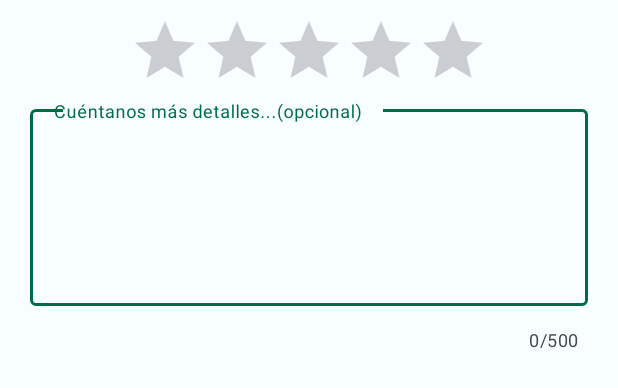
After one commit to bdmariobd/MercadonaFanClub-Androidapp, an Android app: the layout fragment_rating.xml on its own in the app's theme, with its tools: preview values and no code run, on a phone screen of 412 x 824 dp. The commit adds this screen. Shown: the top 388 px of the screen. Run offline under Robolectric (Android 15) with nearby library versions, the phone set to English and light mode, and no system bars.

Commit message:
rating wip

```diff
--- a/app/build.gradle
+++ b/app/build.gradle
@@ -50,4 +50,5 @@ dependencies {
     implementation 'com.firebaseui:firebase-ui-auth:8.0.2'
     implementation 'com.squareup.picasso:picasso:2.71828'
     implementation 'com.google.android.gms:play-services-code-scanner:16.1.0'
+    implementation("com.google.firebase:firebase-firestore")
 }
--- /dev/null
+++ b/app/src/main/res/drawable/baseline_star_rate_24.xml
@@ -0,0 +1,5 @@
+<vector android:height="24dp" android:tint="#000000"
+    android:viewportHeight="24" android:viewportWidth="24"
+    android:width="24dp" xmlns:android="http://schemas.android.com/apk/res/android">
+    <path android:fillColor="@android:color/white" android:pathData="M14.43,10l-2.43,-8l-2.43,8l-7.57,0l6.18,4.41l-2.35,7.59l6.17,-4.69l6.18,4.69l-2.35,-7.59l6.17,-4.41z"/>
+</vector>
--- /dev/null
+++ b/app/src/main/res/layout/fragment_rating.xml
@@ -0,0 +1,34 @@
+<?xml version="1.0" encoding="utf-8"?>
+<LinearLayout xmlns:android="http://schemas.android.com/apk/res/android"
+    xmlns:app="http://schemas.android.com/apk/res-auto"
+    android:layout_width="match_parent"
+    android:layout_height="wrap_content"
+    android:layout_margin="10dp"
+    android:orientation="vertical">
+
+    <RatingBar
+        android:id="@+id/ratingBarFragment"
+        android:layout_width="wrap_content"
+        android:layout_height="wrap_content"
+        android:layout_gravity="center"
+        android:numStars="5" />
+
+    <com.google.android.material.textfield.TextInputLayout
+        android:id="@+id/textField"
+        style="@style/ThemeOverlay.Material3.TextInputEditText.FilledBox"
+        android:layout_width="match_parent"
+        android:layout_height="wrap_content"
+        android:hint="@string/your_review"
+        app:counterEnabled="true"
+        app:counterMaxLength="500">
+
+        <com.google.android.material.textfield.TextInputEditText
+            android:layout_width="match_parent"
+            android:layout_height="wrap_content"
+            android:layout_margin="10dp"
+            android:inputType="textMultiLine"
+            android:lines="5" />
+
+    </com.google.android.material.textfield.TextInputLayout>
+
+</LinearLayout>
--- a/app/src/main/res/values/strings.xml
+++ b/app/src/main/res/values/strings.xml
@@ -14,4 +14,6 @@
     <string name="comment_about_product">Comenta sobre el producto...</string>
     <string name="rate_this_product">Puntúa este producto</string>
     <string name="reviews">Valoraciones</string>
+    <string name="your_review">Cuéntanos más detalles...(opcional)</string>
+    <string name="tell_us_about">Cuéntanos más sobre</string>
 </resources>
```
Also changed, not shown: app/src/main/java/com/bdmariobd/mercadonafc/activities/product_detail/ProductActivity.java (+20 -1 lines), app/src/main/java/com/bdmariobd/mercadonafc/activities/product_detail/Review.java (added, +91 -0 lines), app/src/main/java/com/bdmariobd/mercadonafc/dialogs/RatingDialog.java (added, +67 -0 lines).
